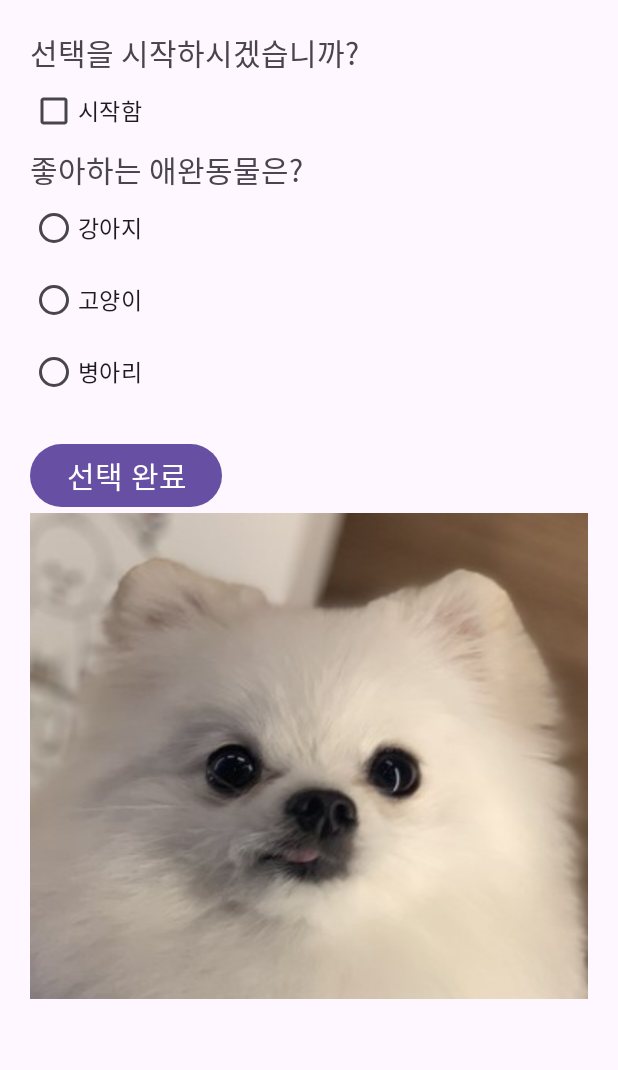
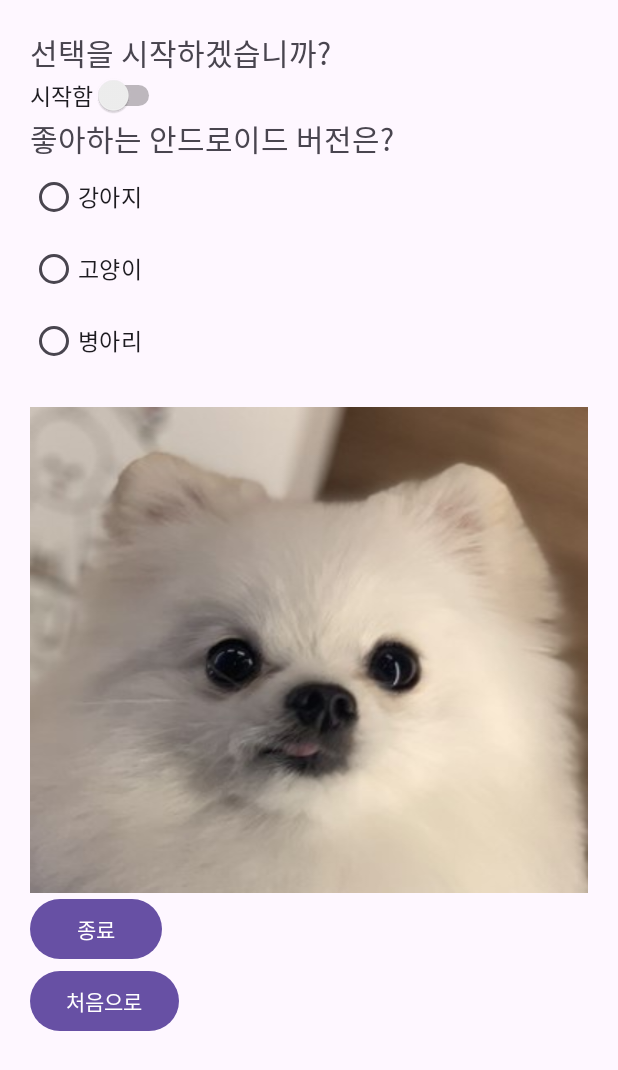
Before and after one commit to starchaser777/ShowPetPictures, an Android app: the layout activity_main.xml on its own in the app's theme, with its tools: preview values and no code run, on a phone screen of 412 x 824 dp. Shown: the top 1070 px of the screen. Run offline under Robolectric (Android 15) with nearby library versions, the phone set to English and light mode, and no system bars.

Commit message:
직접 풀어보기 4-4

```diff
--- a/app/src/main/res/layout/activity_main.xml
+++ b/app/src/main/res/layout/activity_main.xml
@@ -18,7 +18,7 @@
         app:layout_constraintStart_toStartOf="parent"
         app:layout_constraintTop_toTopOf="parent" />
 
-    <CheckBox
+    <Switch
         android:id="@+id/checkStart"
         android:layout_width="wrap_content"
         android:layout_height="wrap_content"
@@ -65,19 +65,24 @@
                 android:textSize="@dimen/textSizeSmall"/>
         </RadioGroup>
 
-        <Button
-            android:id="@+id/btnDone"
-            android:layout_width="wrap_content"
-            android:layout_height="wrap_content"
-            android:text="@string/btnDone"
-            android:textSize="@dimen/textSizeMedium"/>
-
         <ImageView
             android:id="@+id/imgV"
             android:layout_width="match_parent"
-            android:layout_height="match_parent"
+            android:layout_height="wrap_content"
             android:src="@drawable/dog"
             android:scaleType="fitXY"/>
+
+        <Button
+            android:id="@+id/btnFinish"
+            android:layout_width="wrap_content"
+            android:layout_height="wrap_content"
+            android:text="@string/btnFinish"/>
+
+        <Button
+            android:id="@+id/btnInit"
+            android:layout_width="wrap_content"
+            android:layout_height="wrap_content"
+            android:text="@string/btnInit"/>
     </LinearLayout>
 
 </LinearLayout>
--- a/app/src/main/res/values/strings.xml
+++ b/app/src/main/res/values/strings.xml
@@ -1,10 +1,11 @@
 <resources>
     <string name="app_name">ShowPetPictures</string>
-    <string name="textSelect">선택을 시작하시겠습니까?</string>
+    <string name="textSelect">선택을 시작하겠습니까?</string>
     <string name="checkStart">시작함</string>
-    <string name="textFavorite">좋아하는 애완동물은?</string>
+    <string name="textFavorite">좋아하는 안드로이드 버전은?</string>
     <string name="radioDog">강아지</string>
     <string name="radioCat">고양이</string>
     <string name="radioChick">병아리</string>
-    <string name="btnDone">선택 완료</string>
+    <string name="btnFinish">종료</string>
+    <string name="btnInit">처음으로</string>
 </resources>
```
Also changed, not shown: app/src/main/java/kr/ac/kopo/showpetpictures/MainActivity.kt (+23 -5 lines).
